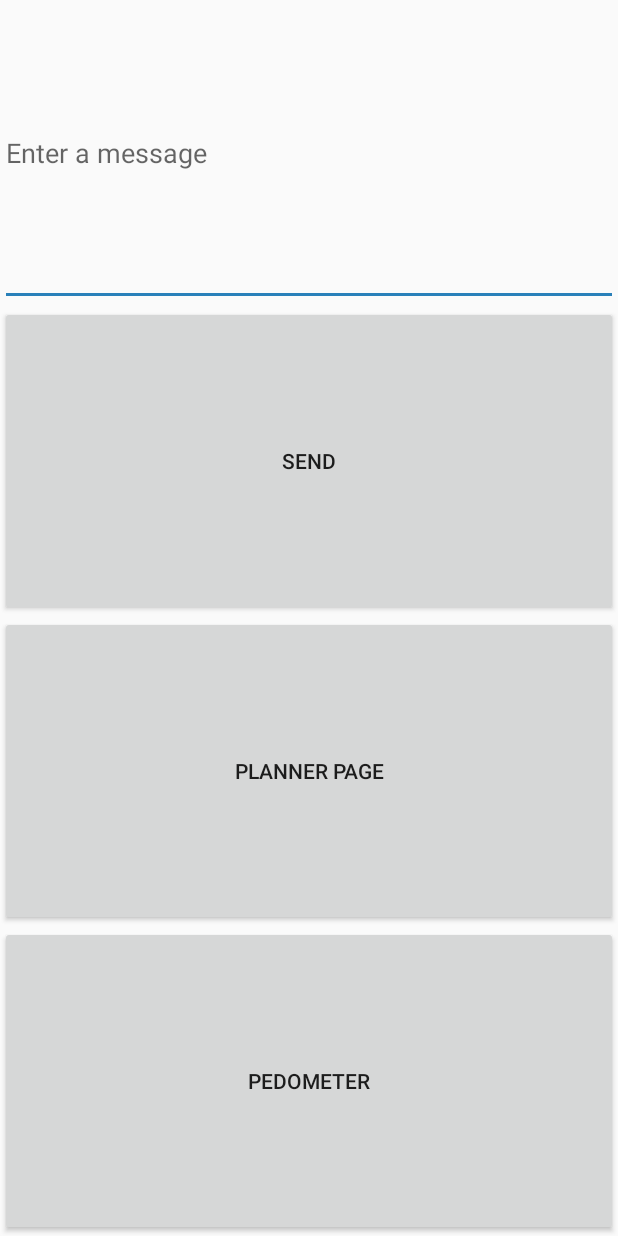
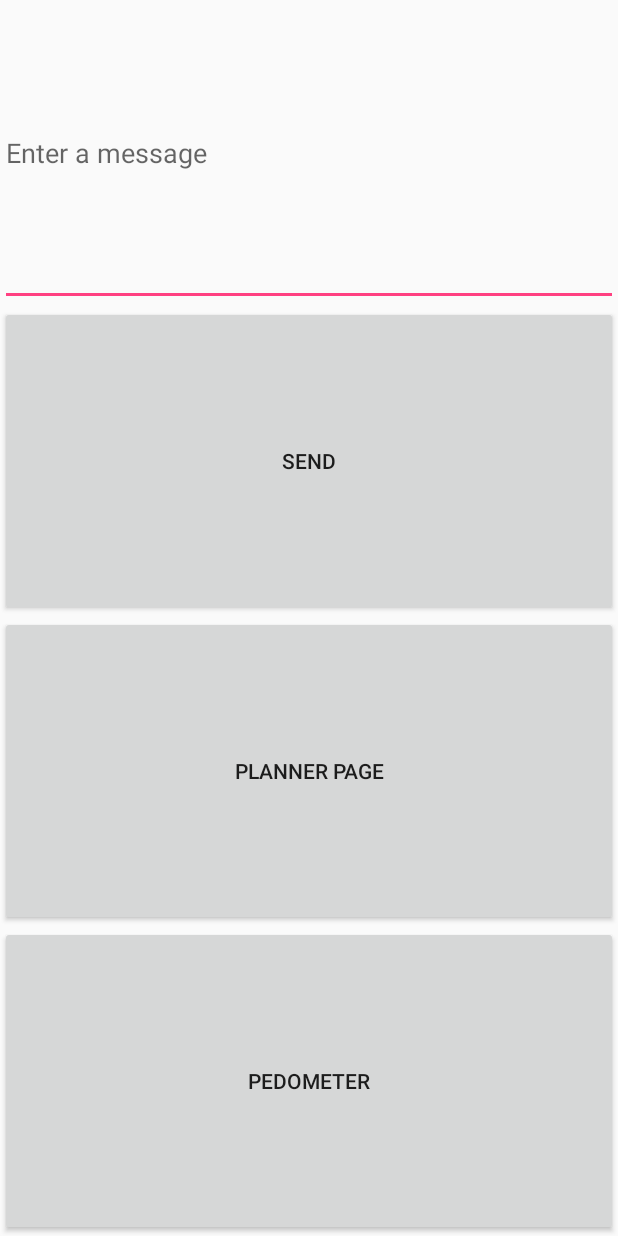
Before and after one commit to sgoldberg1123/HealMePhoney, an Android app: the MainActivity screen opened directly, with no data from a screen before it, after a tap on "PEDOMETER", on a phone screen of 412 x 824 dp. Run offline under Robolectric (Android 15) with nearby library versions, the phone set to English and light mode, and no system bars; network calls fail.

Commit message:
Colors edit for color chagnges

```diff
--- a/app/src/main/res/values/colors.xml
+++ b/app/src/main/res/values/colors.xml
@@ -1,6 +1,6 @@
 <?xml version="1.0" encoding="utf-8"?>
 <resources>
-    <color name="colorPrimary">#8E44AD</color>
-    <color name="colorPrimaryDark">#D5F5E3</color>
-    <color name="colorAccent">#2980B9</color>
+    <color name="colorPrimary">#28D455</color>
+    <color name="colorPrimaryDark">#5DBCD2</color>
+    <color name="colorAccent">#FF4081</color>
 </resources>
```
